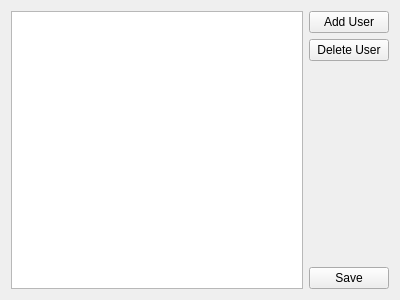
Before: the Qt Designer form UserTreeWidget.ui in lhj8/uit, drawn with Qt 5.
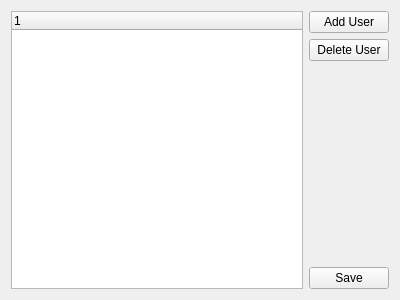
After: the same form once the commit is applied.

Commit message: display users on tree widget

Patch:
```diff
--- a/UserTreeWidget.ui
+++ b/UserTreeWidget.ui
@@ -17,7 +17,7 @@
    <item>
     <layout class="QHBoxLayout" name="horizontalLayout">
      <item>
-      <widget class="QTreeView" name="treeView"/>
+      <widget class="QTreeWidget" name="userTreeWidget"/>
      </item>
      <item>
       <layout class="QVBoxLayout" name="verticalLayout">
```
The commit also changes 4 other files.
